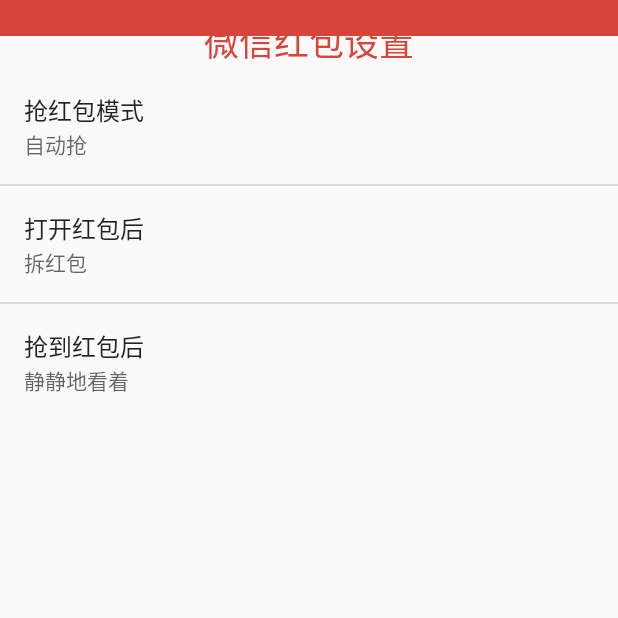
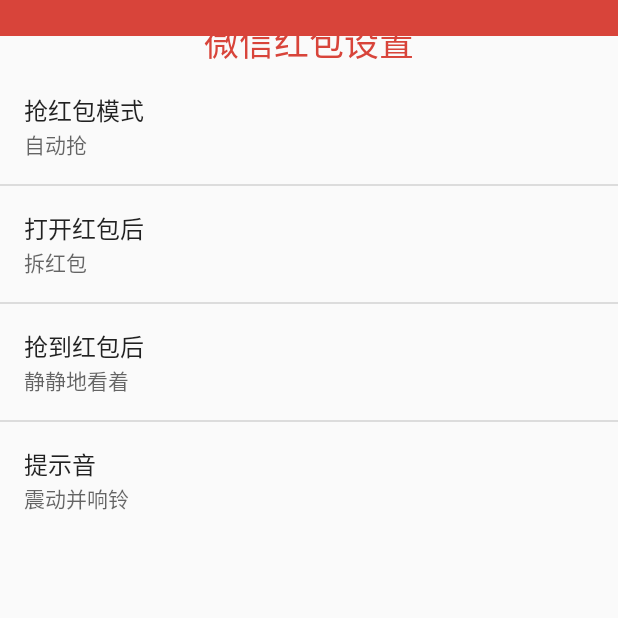
Before and after one commit to libin7278/WeChatRomMoney, an Android app: the SettingActivity screen opened directly, with no data from a screen before it, on a phone screen of 412 x 824 dp, the top half of it. Run offline under Robolectric (Android 15) with nearby library versions, the phone set to English and light mode, and no system bars.

Commit message:
加入铃声

```diff
--- a/app/src/main/java/com/qianghongbao/libin/activity/MainActivity.java
+++ b/app/src/main/java/com/qianghongbao/libin/activity/MainActivity.java
@@ -19,6 +19,7 @@ import com.qianghongbao.libin.R;
 import com.qianghongbao.libin.base.BaseActivity;
 import com.qianghongbao.libin.config.Config;
 import com.qianghongbao.libin.service.QiangHongBaoService;
+import com.qianghongbao.libin.utils.NotifyHelper;
 
 public class MainActivity extends BaseActivity {
     private Dialog mTipsDialog;
@@ -45,6 +46,7 @@ public class MainActivity extends BaseActivity {
         registerReceiver(qhbConnectReceiver, filter);
 
         setOnClick();
+
     }
 
     private void setOnClick() {
--- a/app/src/main/java/com/qianghongbao/libin/activity/SettingActivity.java
+++ b/app/src/main/java/com/qianghongbao/libin/activity/SettingActivity.java
@@ -81,6 +81,20 @@ public class SettingActivity extends BaseActivity {
             });
             wxAfterGetPre.setSummary(wxAfterGetPre.getEntries()[Integer.parseInt(wxAfterGetPre.getValue())]);
 
+            //提示音
+            final ListPreference wxSoundMode = (ListPreference) findPreference(Config.KEY_NOTIFY_SOUNDS);
+            wxSoundMode.setOnPreferenceChangeListener(new Preference.OnPreferenceChangeListener() {
+                @Override
+                public boolean onPreferenceChange(Preference preference, Object newValue) {
+                    int value = Integer.parseInt(String.valueOf(newValue));
+                    preference.setSummary(wxSoundMode.getEntries()[value]);
+                    SPUtil.put(SettingActivity.this,Config.KEY_NOTIFY_SOUNDS,value);
+                    Log.e(Config.TAG,"设置抢红包提示音"+value);
+                    Log.e(Config.TAG,"设置抢红包提示音"+wxSoundMode.getEntries()[value]);
+                    return true;
+                }
+            });
+            wxAfterGetPre.setSummary(wxAfterGetPre.getEntries()[Integer.parseInt(wxAfterGetPre.getValue())]);
         }
     }
 }
--- a/app/src/main/res/values/arrays.xml
+++ b/app/src/main/res/values/arrays.xml
@@ -33,4 +33,18 @@
         <item>2</item>
         <item>3</item>
     </string-array>
+
+    <string-array name="wechat_notify_sound_titles">
+        <item>@string/sound_close</item>
+        <item>@string/sound_shake</item>
+        <item>@string/sound_music</item>
+        <item>@string/sound_music_shake</item>
+    </string-array>
+
+    <string-array name="wechat_notify_sound_values">
+        <item>0</item>
+        <item>1</item>
+        <item>2</item>
+        <item>3</item>
+    </string-array>
 </resources>
--- a/app/src/main/res/values/strings.xml
+++ b/app/src/main/res/values/strings.xml
@@ -14,6 +14,13 @@
     <string name="after_get_back_home">返回桌面(慎用,会一直返回桌面)</string>
     <string name="after_get_none">静静地看着</string>
 
+    <string name="notify_sound">提示音</string>
+
     <string name="after_open_hongbao">拆红包</string>
     <string name="after_open_none">静静地看着</string>
+
+    <string name="sound_close">关闭</string>
+    <string name="sound_shake">震动</string>
+    <string name="sound_music">铃声</string>
+    <string name="sound_music_shake">震动并响铃</string>
 </resources>
--- a/app/src/main/res/xml/preferences.xml
+++ b/app/src/main/res/xml/preferences.xml
@@ -28,4 +28,13 @@
             android:entries="@array/wechat_after_get_settings_titles"
             android:entryValues="@array/wechat_after_get_settings_values"/>
 
+        <ListPreference
+            android:title="@string/notify_sound"
+            android:defaultValue="3"
+            android:summary="@string/sound_music_shake"
+            android:key="KEY_NOTIFY_SOUNDS"
+            android:dialogTitle="抢红包提示音"
+            android:entries="@array/wechat_notify_sound_titles"
+            android:entryValues="@array/wechat_notify_sound_values"/>
+
 </PreferenceScreen>
```
Also changed, not shown: app/src/main/java/com/qianghongbao/libin/config/Config.java (+2 -5 lines), app/src/main/java/com/qianghongbao/libin/job/WechatAccessbilityJob.java (+11 -0 lines), app/src/main/java/com/qianghongbao/libin/utils/NotifyHelper.java (+13 -1 lines), 1 other file.
